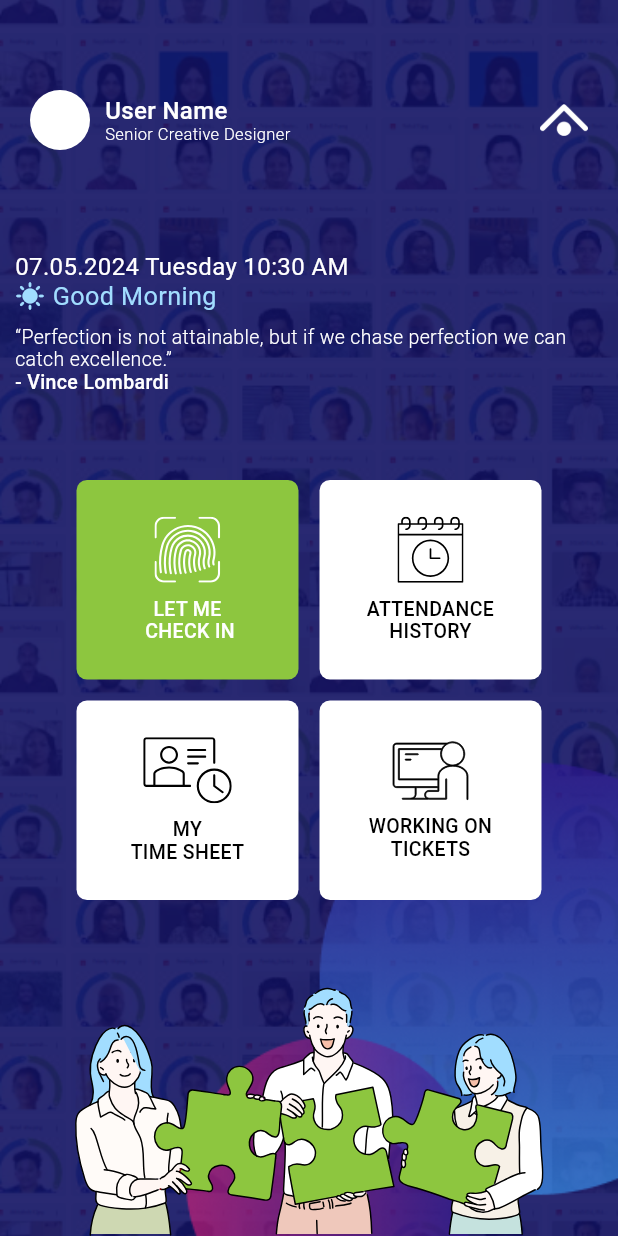
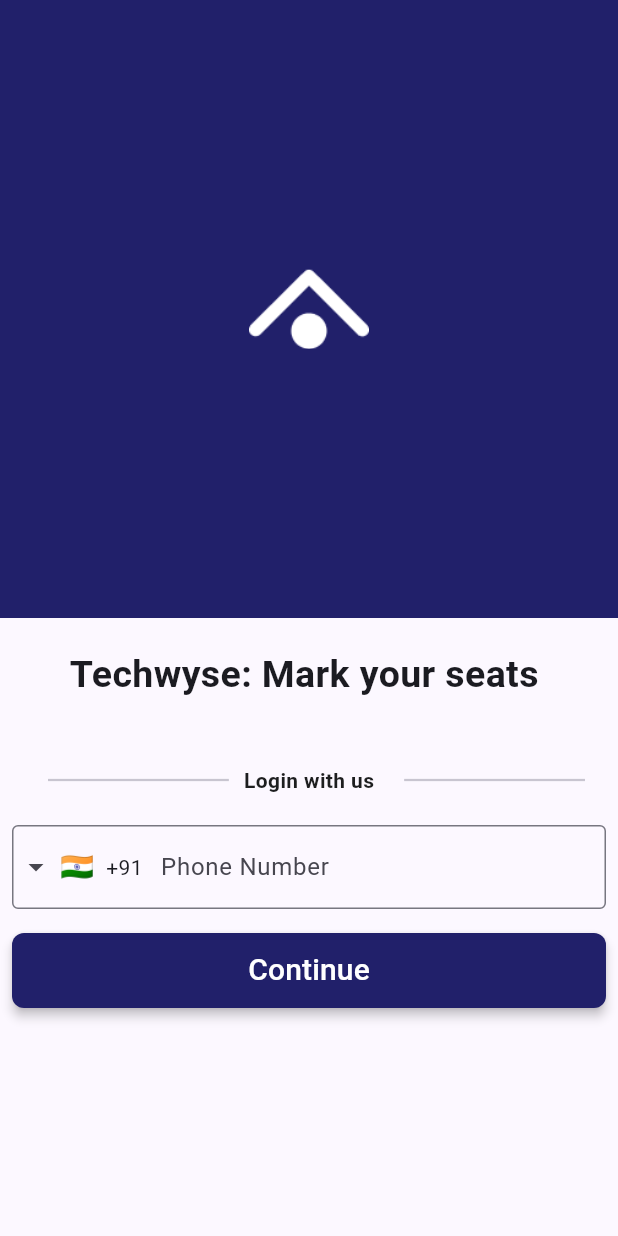
Before and after one commit to deepak-02/Tw-AttendanceUi, a Flutter app: the screen it shows after launch, on a phone screen of 412 x 824 dp. Run offline on Flutter 3.47's test engine with Material 3 defaults, Android fonts, the phone set to English and light mode, and no system bars; drawn by our look-alikes of intl_phone_field; our stand-ins replace flutter_svg, fluttertoast, get; missing offline and left inert: qr_code_scanner.

Commit message:
Qr scanner

```diff
--- a/lib/screens/home/dashboard/dashboard.dart
+++ b/lib/screens/home/dashboard/dashboard.dart
@@ -50,12 +50,12 @@ class DashboardState extends State<Dashboard> {
     ];
 
     return PopScope(
-      canPop: _currentIndex== 0, // Disable back gesture if not on the first page
+      canPop: true,//_currentIndex== 0, // Disable back gesture if not on the first page
       onPopInvoked: (bool didPop) {
-        if (!didPop) {
-          // Navigate to the first page if the back gesture was blocked
-          _pageController.jumpToPage(0);
-        }
+        // if (!didPop) {
+        //   // Navigate to the first page if the back gesture was blocked
+        //   _pageController.jumpToPage(0);
+        // }
       },
       child: Scaffold(
         extendBody: true,
--- a/lib/screens/home/home.dart
+++ b/lib/screens/home/home.dart
@@ -1,6 +1,7 @@
 import 'dart:async';
 
 import 'package:attendance/screens/home/dashboard/dashboard.dart';
+import 'package:attendance/screens/home/qr_scan_page.dart';
 import 'package:flutter/material.dart';
 import 'package:flutter_svg/svg.dart';
 import 'package:get/get.dart';
@@ -195,7 +196,8 @@ class HomeState extends State<Home> {
                       HomeTile(
                         onTap: (){
                           Get.to(
-                              const Dashboard(index: 0,),
+                              // const Dashboard(index: 0,),
+                            const QrScanPage(),
                             transition: Transition.zoom,
                             duration: const Duration(milliseconds: 500),
                           );
--- /dev/null
+++ b/lib/screens/login/login_page.dart
@@ -0,0 +1,160 @@
+import 'package:attendance/screens/home/home.dart';
+import 'package:flutter/foundation.dart';
+import 'package:flutter/material.dart';
+import 'package:get/get.dart';
+import 'package:intl_phone_field/intl_phone_field.dart';
+
+class LoginPage extends StatefulWidget {
+  const LoginPage({super.key});
+
+  @override
+  State<LoginPage> createState() => _LoginPageState();
+}
+
+class _LoginPageState extends State<LoginPage> {
+  String countryCode = 'IN';
+  String phoneNumber = '';
+  TextEditingController phoneController =  TextEditingController();
+
+  @override
+  Widget build(BuildContext context) {
+    return Scaffold(
+      body: Column(
+        children: [
+          Expanded(
+            flex: 2,
+            child: Container(
+              color: const Color(0xff21206a),
+              child: Center(
+                child: SizedBox(
+                    width: 80,
+                    child: Image.asset(
+                      "assets/icons/splash_logo.png",
+                      fit: BoxFit.fitWidth,
+                    )),
+              ),
+            ),
+          ),
+
+          Expanded(
+            flex: 2,
+            child: Column(
+              children: [
+                const Padding(
+                  padding: EdgeInsets.only(left: 10, right: 10, top: 20),
+                  child: Text(
+                    "Techwyse: Mark your seats ",
+                    style: TextStyle(fontWeight: FontWeight.bold, fontSize: 25),
+                  ),
+                ),
+
+                const SizedBox(
+                  height: 30,
+                ),
+
+                const Padding(
+                  padding: EdgeInsets.all(12.0),
+                  child: Row(children: <Widget>[
+                    Expanded(
+                        child: Divider(
+                      indent: 20.0,
+                      endIndent: 10.0,
+                      thickness: 1.5,
+                    )),
+                    Text(
+                      "Login with us",
+                      style: TextStyle(
+                          fontWeight: FontWeight.bold,
+                          color: Color(0xFF1D1E1F)),
+                    ),
+                    Expanded(
+                        child: Divider(
+                      indent: 20.0,
+                      endIndent: 10.0,
+                      thickness: 1.5,
+                    )),
+                  ]),
+                ),
+
+                Padding(
+                  padding: const EdgeInsets.all(8.0),
+                  child: IntlPhoneField(
+                    disableLengthCheck: true,
+                    controller: phoneController,
+                    decoration: const InputDecoration(
+                      labelText: 'Phone Number',
+                      border: OutlineInputBorder(
+                        borderSide: BorderSide(),
+                      ),
+                    ),
+                    initialCountryCode: 'IN',
+                    onChanged: (phone) {
+                      setState(() {
+                        phoneNumber = phone.completeNumber;
+                      });
+                      if (kDebugMode) {
+                        print(phone.completeNumber);
+                      }
+                    },
+                  ),
+                ),
+
+                Padding(
+                  padding: const EdgeInsets.all(8),
+                  child: SizedBox(
+                    width: 400,
+                    height: 50,
+                    child: ElevatedButton(
+                      style: ElevatedButton.styleFrom(
+                        elevation: 3,
+                        backgroundColor: const Color(0xff21206a),
+                        shape: RoundedRectangleBorder(
+                            borderRadius: BorderRadius.circular(8.0)),
+                        minimumSize: const Size(100, 40),
+                      ),
+                      onPressed: () {
+                        if (kDebugMode) {
+                          print(phoneController.text);
+                          print(phoneNumber);
+                        }
+                        Get.to(
+                          const Home(),
+                          transition: Transition.circularReveal,
+                          duration: const Duration(milliseconds: 800),
+                        );
+                      },
+                      child: const Text(
+                        'Continue',
+                        style: TextStyle(color: Colors.white, fontSize: 20),
+                      ),
+                    ),
+                  ),
+                ),
+              ],
+            ),
+          ),
+        ],
+      ),
+    );
+  }
+}
+
+// //sms_autofill
+// @override
+// void initState() {
+//   super.initState();
+//   Future<void>.delayed(const Duration(milliseconds: 300), _tryPasteCurrentPhone);
+// }
+//
+// Future _tryPasteCurrentPhone() async {
+//   if (!mounted) return;
+//   try {
+//     final autoFill = SmsAutoFill();
+//     final phone = await autoFill.hint;
+//     if (phone == null) return;
+//     if (!mounted) return;
+//     _textController.value = phone;
+//   } on PlatformException catch (e) {
+//     print('Failed to get mobile number because of: ${e.message}');
+//   }
+// }
--- a/lib/screens/otherScreens/splash_screen.dart
+++ b/lib/screens/otherScreens/splash_screen.dart
@@ -1,6 +1,7 @@
-import 'package:attendance/screens/home/home.dart';
 import 'package:flutter/material.dart';
 import 'package:get/get.dart';
+
+import '../login/login_page.dart';
 
 class SplashScreen extends StatefulWidget {
   const SplashScreen({super.key});
@@ -20,7 +21,8 @@ class _SplashScreenState extends State<SplashScreen> {
 
     Future.delayed(const Duration(seconds: 2), () {
       Get.offAll(
-        const Home(),
+        // const Home(),
+        const LoginPage(),
         transition: Transition.zoom,
         duration: const Duration(milliseconds: 800),
       );
--- a/pubspec.yaml
+++ b/pubspec.yaml
@@ -38,6 +38,9 @@ dependencies:
   get: ^4.6.6
   intl: ^0.19.0
   flutter_svg: ^2.0.10+1
+  intl_phone_field: ^3.2.0
+  qr_code_scanner: ^1.0.1
+  fluttertoast: ^8.2.5
 
 dev_dependencies:
   flutter_test:
```
Also changed, not shown: lib/screens/home/qr_scan_page.dart (added, +241 -0 lines), assets/images/qr_cross_img.png (added), pubspec.lock, 1 other file.
